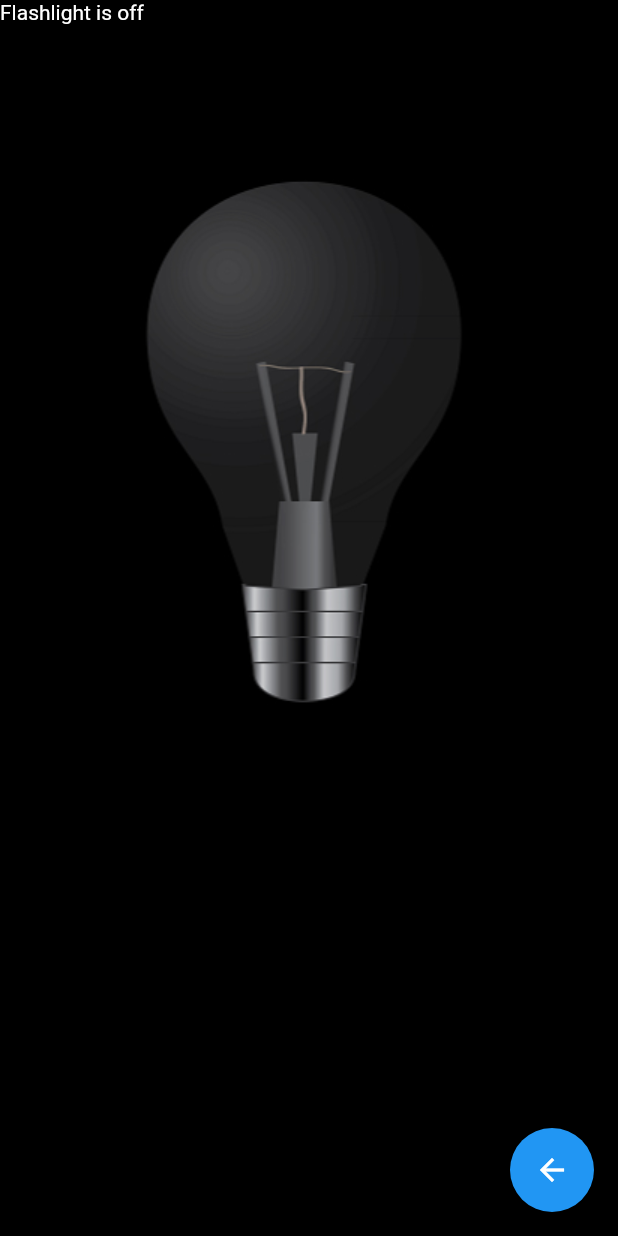
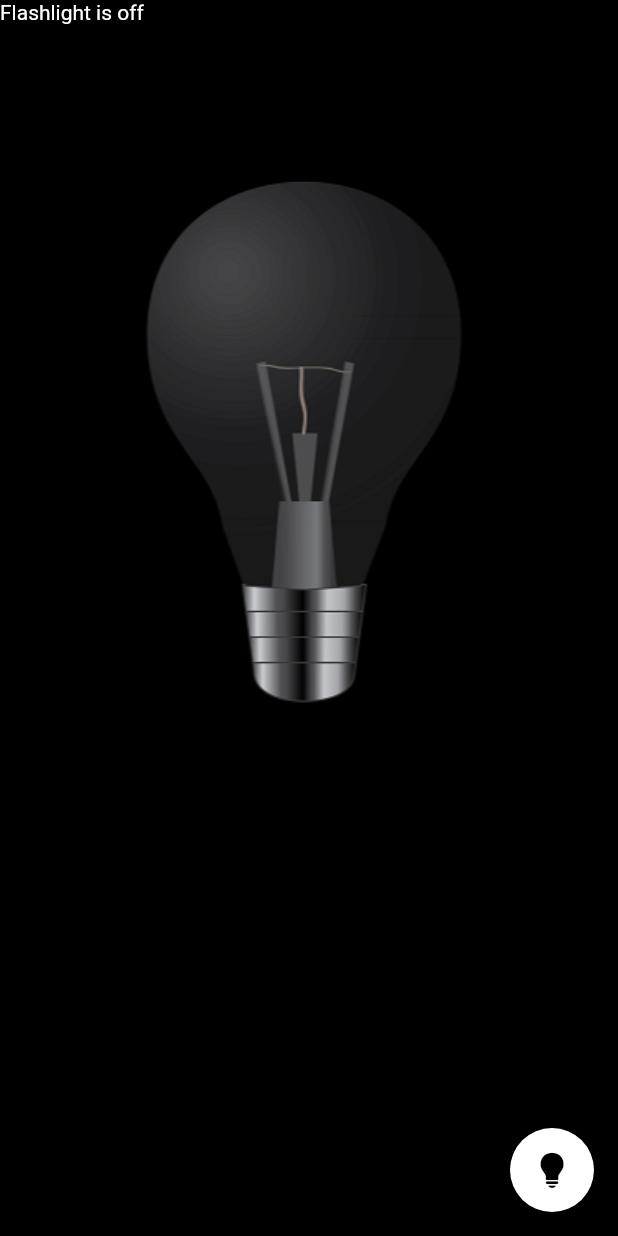
Before and after one commit to sardorbek-jurakulov/flashlight, a Flutter app: the screen it shows after launch, on a phone screen of 412 x 824 dp. Run offline on Flutter 3.47's test engine with Material 2 defaults, Android fonts, the phone set to English and light mode, and no system bars.

Commit message:
Floating action buttonni ko'rnishini dizaynga mos holga keltirdik, uni iconkasini o'zgartirdik

```diff
--- a/lib/flashlight_page.dart
+++ b/lib/flashlight_page.dart
@@ -1,4 +1,5 @@
 import "package:flutter/material.dart";
+import "package:flutter/cupertino.dart";
 
 class FlashLight extends StatefulWidget {
   const FlashLight({Key? key}) : super(key: key);
@@ -39,7 +40,20 @@ class _FlashLightState extends State<FlashLight> {
               }
             });
           },
-            child: Icon(Icons.arrow_back)),
+          // child: Icon(
+          //   (fleshlightStatus == "off")
+          //       ? Icons.flashlight_on_rounded
+          //       : Icons.flashlight_off_rounded,
+          //   color: Colors.black,
+          // ),
+          child: Icon(
+            fleshlightStatus == "off"
+                ? CupertinoIcons.lightbulb_fill
+                : CupertinoIcons.lightbulb_slash_fill,
+            color: Colors.black,
+          ),
+          backgroundColor: Colors.white,
+        ),
       ),
     );
   }
```
Lines whose indentation alone changed are shown as unchanged.
